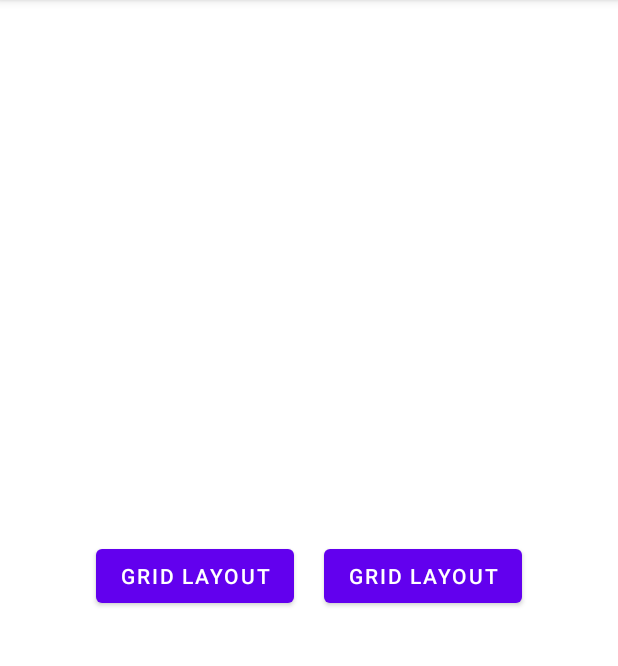
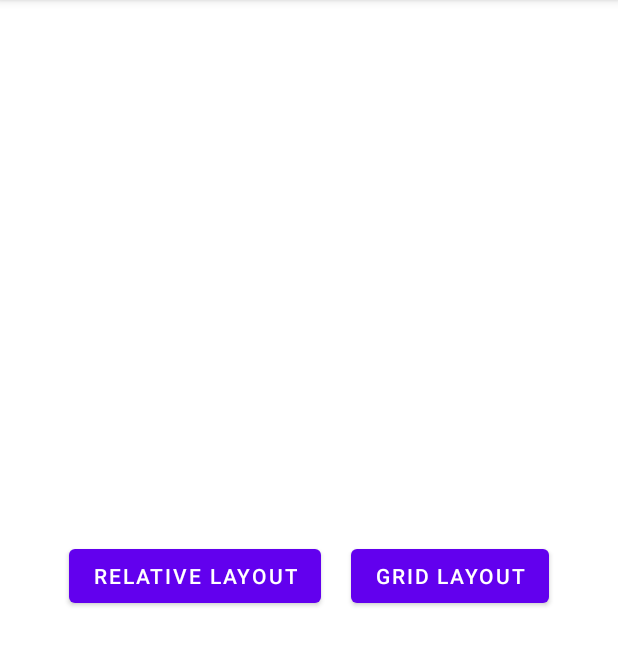
Before and after one commit to jar8-stack/Tarea_8-Aguero_Castillo_Canul_Serrano, an Android app: the screen it shows after launch (MainActivity), on a phone screen of 412 x 824 dp, the part 84-750 px from its top. Run offline under Robolectric (Android 15) with nearby library versions, the phone set to English and light mode, and no system bars.

Commit message:
relative

```diff
--- a/app/src/main/res/values/strings.xml
+++ b/app/src/main/res/values/strings.xml
@@ -1,6 +1,6 @@
 <resources>
     <string name="app_name">Tarea_8-Aguero_Castillo_Canul_Serrano</string>
-    <string name="relative">Grid Layout</string>
+    <string name="relative">Relative Layout</string>
     <string name="grid">Grid Layout</string>
     <string name="mazo">Terminaste con el mazo</string>
 </resources>
```
